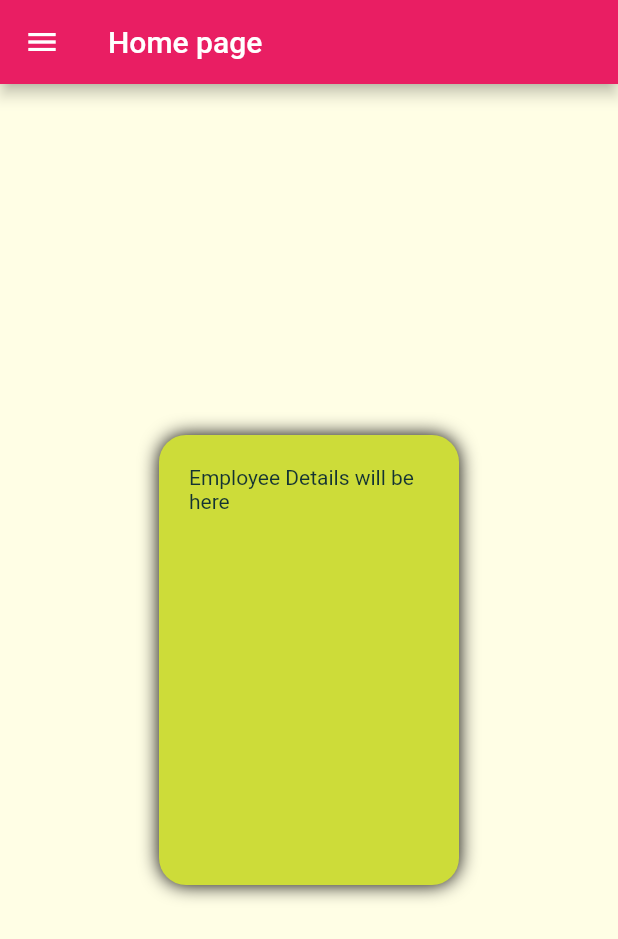
After one commit to Areeb-007/Techincal_Assignment_Flutter_App, a Flutter app: the EmployeeData screen opened directly, on a phone screen of 412 x 824 dp. The commit adds this screen. Shown: the top 939 px of the screen. Run offline on Flutter 3.47's test engine with Material 2 defaults, Android fonts, the phone set to English and light mode, and no system bars; Roboto replaces fonts that are missing (Raleway).

Commit message:
Updated the Forms and Applied the navigation to the employee data

```diff
--- a/technical_assignment_flutter_app/lib/main.dart
+++ b/technical_assignment_flutter_app/lib/main.dart
@@ -9,7 +9,12 @@ void main() {
   runApp(MyApp());
 }
 
-class MyApp extends StatelessWidget {
+class MyApp extends StatefulWidget {
+  @override
+  _MyAppState createState() => _MyAppState();
+}
+
+class _MyAppState extends State<MyApp> {
   @override
   Widget build(BuildContext context) {
     return MultiProvider(
--- /dev/null
+++ b/technical_assignment_flutter_app/lib/screens/employee_data.dart
@@ -0,0 +1,33 @@
+import 'package:flutter/material.dart';
+import 'package:technical_assignment_flutter_app/widgets/drawer.dart';
+
+class EmployeeData extends StatefulWidget {
+  const EmployeeData({Key? key}) : super(key: key);
+
+  @override
+  _EmployeeDataState createState() => _EmployeeDataState();
+}
+
+class _EmployeeDataState extends State<EmployeeData> {
+  @override
+  Widget build(BuildContext context) {
+    return Scaffold(
+      appBar: AppBar(title: Text('Home page')),
+      drawer: MainDrawer(),
+      body: Center(
+        child: Container(
+            padding: EdgeInsets.all(20),
+            margin: EdgeInsets.all(20),
+            height: 300,
+            width: 200,
+            decoration: BoxDecoration(
+                color: Colors.lime,
+                boxShadow: const [
+                  BoxShadow(blurRadius: 10),
+                ],
+                borderRadius: BorderRadius.all(Radius.circular(18))),
+            child: Text('Employee Details will be here')),
+      ),
+    );
+  }
+}
```
Also changed, not shown: technical_assignment_flutter_app/lib/providers/authentication.dart (+29 -8 lines), technical_assignment_flutter_app/lib/screens/login_screen.dart (+12 -2 lines), technical_assignment_flutter_app/lib/screens/register_screen.dart (+58 -4 lines).
